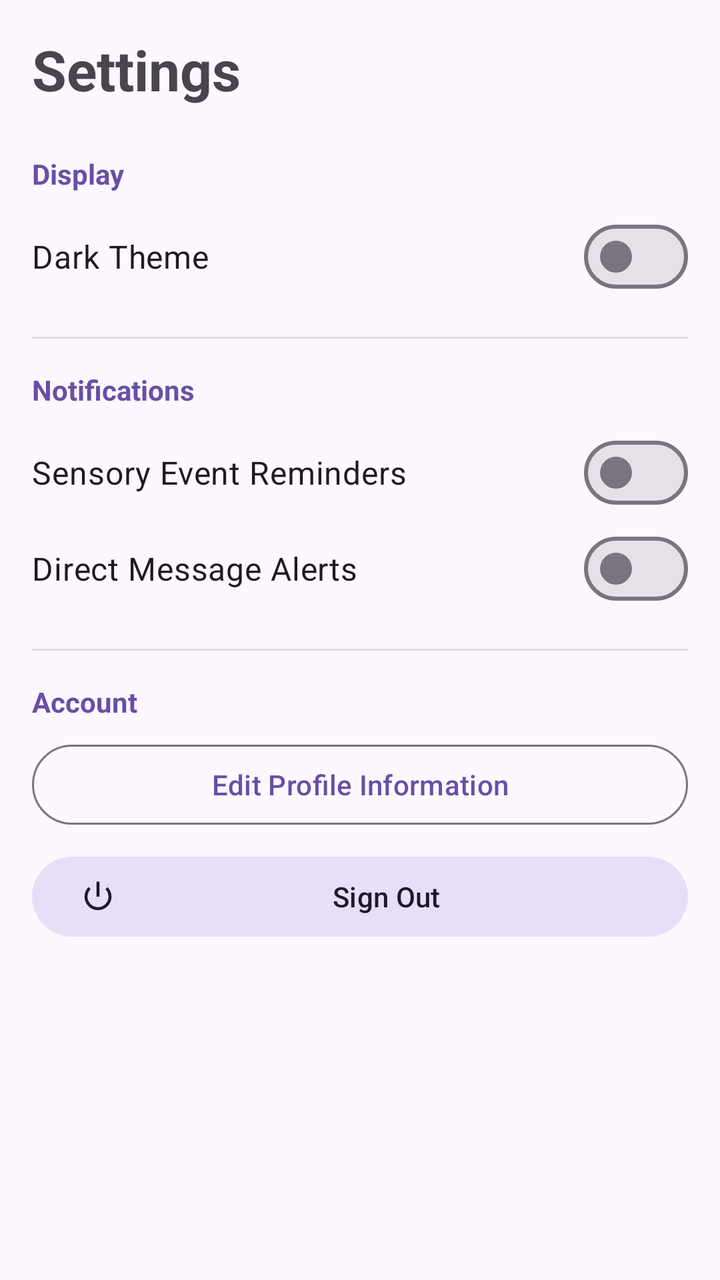
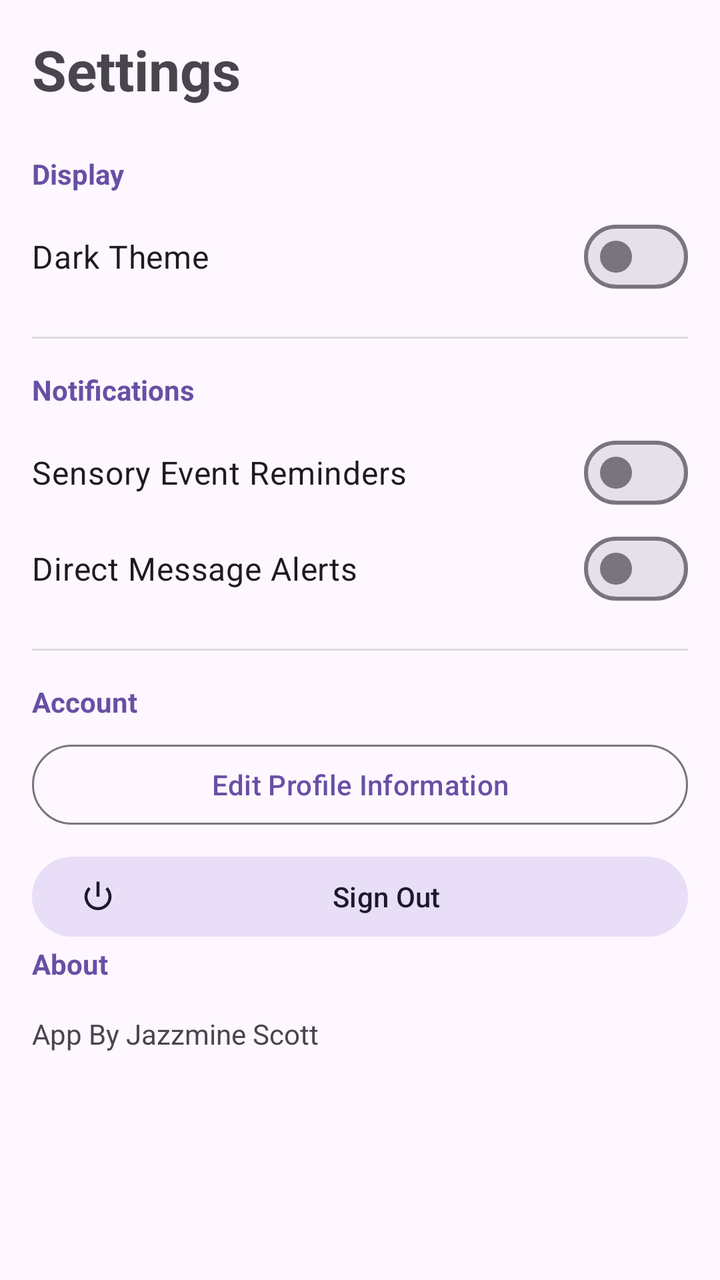

Before-and-after screenshots of an Android layout around one commit, followed by the original layout XML and the change that was made.
<!-- AndroidManifest.xml: application theme AppTheme -->
<!-- res/layout/fragment_settings.xml -->
<?xml version="1.0" encoding="utf-8"?>
<ScrollView xmlns:android="http://schemas.android.com/apk/res/android"
  xmlns:app="http://schemas.android.com/apk/res-auto"
  android:layout_width="match_parent"
  android:layout_height="match_parent"
  android:fitsSystemWindows="true">

  <LinearLayout
    android:layout_width="match_parent"
    android:layout_height="wrap_content"
    android:orientation="vertical"
    android:padding="16dp">

    <TextView
      android:layout_width="wrap_content"
      android:layout_height="wrap_content"
      android:text="Settings"
      android:textSize="28sp"
      android:textStyle="bold"
      android:layout_marginBottom="24dp" />

    <TextView
      android:layout_width="wrap_content"
      android:layout_height="wrap_content"
      android:text="Display"
      android:textColor="?attr/colorPrimary"
      android:textSize="14sp"
      android:textStyle="bold"
      android:layout_marginBottom="8dp" />

    <com.google.android.material.materialswitch.MaterialSwitch
      android:id="@+id/switch_dark_mode"
      android:layout_width="match_parent"
      android:layout_height="wrap_content"
      android:text="Dark Theme"
      android:textSize="16sp"
      android:paddingVertical="8dp"/>

    <View
      android:layout_width="match_parent"
      android:layout_height="1dp"
      android:background="?android:attr/listDivider"
      android:layout_marginVertical="16dp" />

    <TextView
      android:layout_width="wrap_content"
      android:layout_height="wrap_content"
      android:text="Notifications"
      android:textColor="?attr/colorPrimary"
      android:textSize="14sp"
      android:textStyle="bold"
      android:layout_marginBottom="8dp" />

    <com.google.android.material.materialswitch.MaterialSwitch
      android:id="@+id/switch_event_reminders"
      android:layout_width="match_parent"
      android:layout_height="wrap_content"
      android:text="Sensory Event Reminders"
      android:textSize="16sp"
      android:paddingVertical="8dp" />

    <com.google.android.material.materialswitch.MaterialSwitch
      android:id="@+id/switch_message_notifications"
      android:layout_width="match_parent"
      android:layout_height="wrap_content"
      android:text="Direct Message Alerts"
      android:textSize="16sp"
      android:paddingVertical="8dp" />

    <View
      android:layout_width="match_parent"
      android:layout_height="1dp"
      android:background="?android:attr/listDivider"
      android:layout_marginVertical="16dp" />

    <TextView
      android:layout_width="wrap_content"
      android:layout_height="wrap_content"
      android:text="Account"
      android:textColor="?attr/colorPrimary"
      android:textSize="14sp"
      android:textStyle="bold"
      android:layout_marginBottom="8dp" />

    <com.google.android.material.button.MaterialButton
      android:id="@+id/btn_edit_profile"
      style="@style/Widget.Material3.Button.OutlinedButton"
      android:layout_width="match_parent"
      android:layout_height="wrap_content"
      android:text="Edit Profile Information"
      android:layout_marginBottom="8dp" />

    <com.google.android.material.button.MaterialButton
      android:id="@+id/btn_sign_out"
      style="@style/Widget.Material3.Button.TonalButton"
      android:layout_width="match_parent"
      android:layout_height="wrap_content"
      android:text="Sign Out"
      app:icon="@android:drawable/ic_lock_power_off" />

  </LinearLayout>

</ScrollView>
<!-- resources referenced by this layout -->
<resources>
  <style name="AppTheme" parent="Theme.Material3.DayNight">
      
    </style>
</resources>

<!-- the commit's change to res/layout/fragment_settings.xml (unified diff, before → after) -->
@@ -98,6 +98,23 @@
       android:text="Sign Out"
       app:icon="@android:drawable/ic_lock_power_off" />
 
+    <TextView
+      android:layout_width="wrap_content"
+      android:layout_height="wrap_content"
+      android:layout_marginBottom="8dp"
+      android:text="About"
+      android:textColor="?attr/colorPrimary"
+      android:textSize="14sp"
+      android:textStyle="bold" />
+
+    <TextView
+      android:id="@+id/text_app_version"
+      android:layout_width="wrap_content"
+      android:layout_height="wrap_content"
+      android:paddingVertical="8dp"
+      android:text="App By Jazzmine Scott"
+      android:textColor="?android:attr/textColorSecondary"
+      android:textSize="14sp" />
   </LinearLayout>
 
 </ScrollView>
